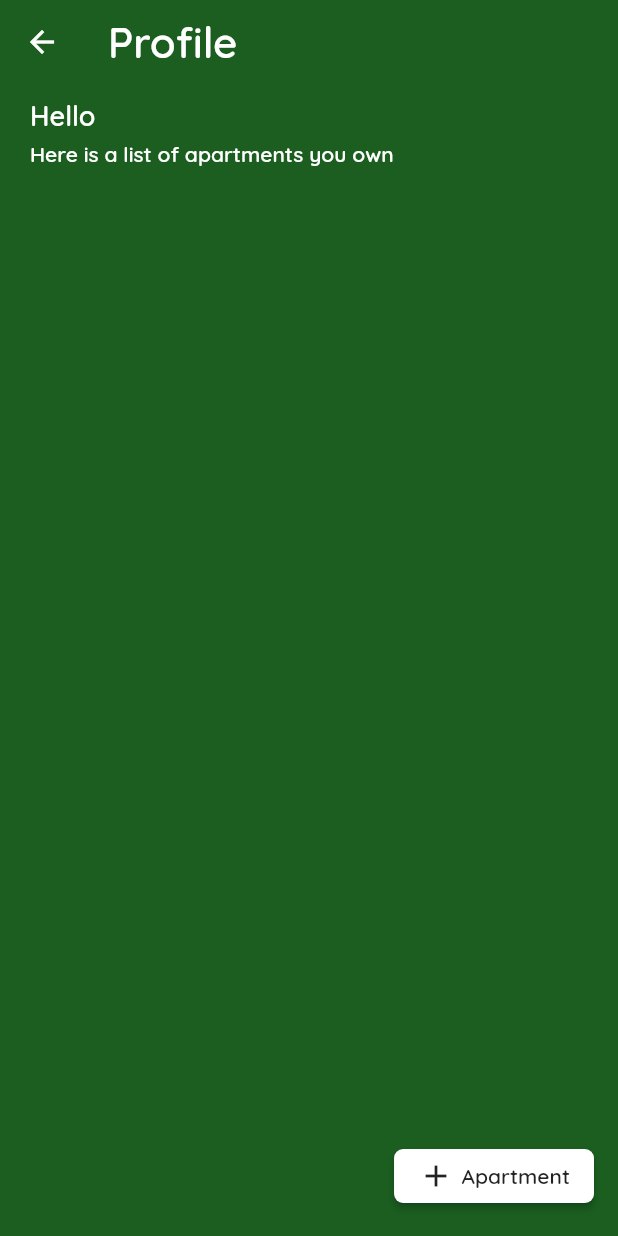
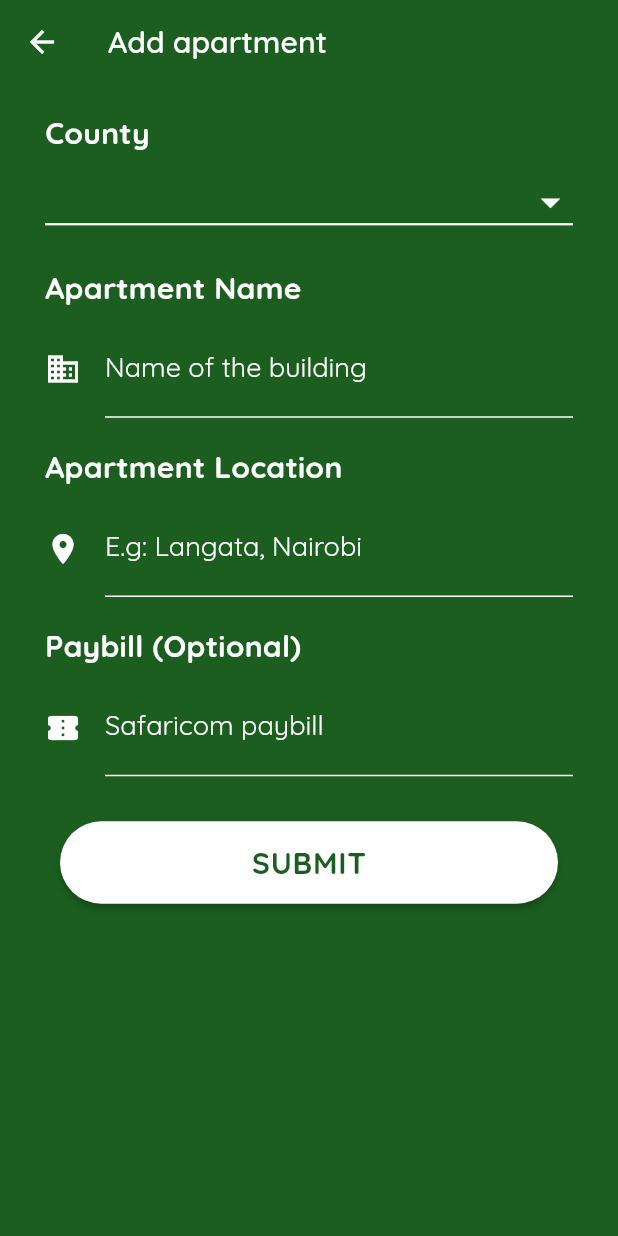
Before and after one commit to CarltonK/property_management, a Flutter app: the OwnerProf screen opened directly with empty values, after a tap on "Apartment", on a phone screen of 412 x 824 dp. Run offline on Flutter 3.47's test engine with Material 2 defaults, Android fonts, the light colour scheme and no system bars; our stand-ins replace avatar_glow, cloud_firestore, connectivity, date_picker_timeline, firebase_auth, firebase_crashlytics and 6 more; missing offline and left inert: add_2_calendar, connection_status_bar; accounts and stored records are empty.

Commit message:
Ability to add a new apartment

```diff
--- a/lib/main.dart
+++ b/lib/main.dart
@@ -11,6 +11,7 @@ import 'package:property_management/manager_pages/manager.dart';
 import 'package:property_management/manager_pages/manager_prof.dart';
 import 'package:property_management/manager_pages/record_cash.dart';
 import 'package:property_management/newbie_pages/newbie.dart';
+import 'package:property_management/owner_pages/add_apartment.dart';
 import 'package:property_management/owner_pages/add_listing.dart';
 import 'package:property_management/owner_pages/add_manager.dart';
 import 'package:property_management/owner_pages/owner.dart';
@@ -66,6 +67,7 @@ class MyApp extends StatelessWidget {
         '/view-listings': (context) => ViewListings(),
         '/tenant-verify': (context) => TenantVerify(),
         '/owner_prof': (context) => OwnerProf(),
+        '/add-apartment': (context) => AddApartment(),
         //Manager
         '/manager': (context) => Manager(),
         '/manager-prof': (context) => ManagerProf(),
--- /dev/null
+++ b/lib/owner_pages/add_apartment.dart
@@ -0,0 +1,505 @@
+import 'dart:async';
+
+import 'package:cloud_firestore/cloud_firestore.dart';
+import 'package:flutter/cupertino.dart';
+import 'package:flutter/material.dart';
+import 'package:flutter/services.dart';
+import 'package:flutter_spinkit/flutter_spinkit.dart';
+import 'package:google_fonts/google_fonts.dart';
+import 'package:property_management/models/countymodel.dart';
+
+class AddApartment extends StatefulWidget {
+  @override
+  _AddApartmentState createState() => _AddApartmentState();
+}
+
+class _AddApartmentState extends State<AddApartment> {
+  //Retrieve data from tenant prof
+  Map<String, dynamic> data;
+
+  bool isLoading = true;
+  dynamic result;
+  bool callResponse = false;
+
+  final _formKey = GlobalKey<FormState>();
+
+  final _focuspaybill = FocusNode();
+  final _focusapartment = FocusNode();
+  final _focusLocation = FocusNode();
+
+  void _locationHandler(String value) {
+    _location = value.trim();
+    print('Location: $_location');
+  }
+
+  void _paybillHandler(String value) {
+    _paybill = value.trim();
+    print('Paybill: $_paybill');
+  }
+
+  void _apartmentHandler(String value) {
+    _apartmentName = value.trim();
+    print('Apartment Name: $_apartmentName');
+  }
+
+  int lordCodeGenerator() {
+    var now = DateTime.now();
+    _lordCode = now.microsecondsSinceEpoch;
+    return _lordCode;
+  }
+
+  String _paybill = '', _apartmentName, _location;
+  int _lordCode;
+
+  String countyName;
+
+  List<County> counties = <County>[
+    County(name: 'Nairobi'),
+    County(name: 'Kiambu'),
+    County(name: 'Mombasa'),
+    County(name: 'Kisumu'),
+    County(name: 'Nakuru'),
+//    County(name: 'Kwale'),
+//    County(name: 'Kilifi'),
+//    County(name: 'Tana River'),
+//    County(name: 'Lamu'),
+//    County(name: 'Taita Taveta'),
+//    County(name: 'Garissa'),
+//    County(name: 'Wajir'),
+//    County(name: 'Mandera'),
+//    County(name: 'Marsabit'),
+//    County(name: 'Isiolo'),
+//    County(name: 'Meru'),
+//    County(name: 'Tharaka Nithi'),
+//    County(name: 'Embu'),
+//    County(name: 'Kitui'),
+//    County(name: 'Machakos'),
+//    County(name: 'Makueni'),
+//    County(name: 'Nyandarua'),
+//    County(name: 'Nyeri'),
+//    County(name: 'Kirinyaga'),
+//    County(name: 'Murang\'a'),
+//    County(name: 'Turkana'),
+//    County(name: 'West Pokot'),
+//    County(name: 'Samburu'),
+//    County(name: 'Trans-Nzoia'),
+//    County(name: 'Uasin Gishu'),
+//    County(name: 'Elgeyo Marakwet'),
+//    County(name: 'Nandi'),
+//    County(name: 'Baringo'),
+//    County(name: 'Laikipia'),
+//    County(name: 'Narok'),
+//    County(name: 'Kajiado'),
+//    County(name: 'Kericho'),
+//    County(name: 'Bomet'),
+//    County(name: 'Kakamega'),
+//    County(name: 'Vihiga'),
+//    County(name: 'Bungoma'),
+//    County(name: 'Busia'),
+//    County(name: 'Siaya'),
+//    County(name: 'Homa Bay'),
+//    County(name: 'Migori'),
+//    County(name: 'Kisii'),
+//    County(name: 'Nyamira'),
+  ];
+
+  Widget _dropDownCounties() {
+    return Column(
+      crossAxisAlignment: CrossAxisAlignment.start,
+      children: <Widget>[
+        Text(
+          'County',
+          style: GoogleFonts.quicksand(
+              textStyle: TextStyle(
+                  color: Colors.white,
+                  fontSize: 20,
+                  letterSpacing: .2,
+                  fontWeight: FontWeight.bold)),
+        ),
+        SizedBox(
+          height: 10,
+        ),
+        DropdownButton<String>(
+            underline: Divider(
+              color: Colors.white,
+              height: 3,
+              thickness: 1.5,
+            ),
+            icon: Icon(
+              Icons.arrow_drop_down,
+              color: Colors.white,
+              size: 30,
+            ),
+            isExpanded: true,
+            value: countyName,
+            items: counties.map((map) {
+              return DropdownMenuItem<String>(
+                  value: map.name,
+                  child: Container(
+                    width: MediaQuery.of(context).size.width,
+                    color: Colors.green[900],
+                    padding: EdgeInsets.all(8),
+                    child: Text(map.name,
+                        style: GoogleFonts.quicksand(
+                            textStyle: TextStyle(
+                                fontSize: 20,
+                                color: Colors.white,
+                                fontWeight: FontWeight.bold))),
+                  ));
+            }).toList(),
+            onChanged: (value) {
+              setState(() {
+                countyName = value;
+              });
+              print("County: $countyName");
+            }),
+      ],
+    );
+  }
+
+  Widget _registerApartment() {
+    return Column(
+      crossAxisAlignment: CrossAxisAlignment.start,
+      children: <Widget>[
+        Text(
+          'Apartment Name',
+          style: GoogleFonts.quicksand(
+              textStyle: TextStyle(
+                  color: Colors.white,
+                  fontSize: 20,
+                  letterSpacing: .2,
+                  fontWeight: FontWeight.bold)),
+        ),
+        SizedBox(
+          height: 10,
+        ),
+        TextFormField(
+          autofocus: false,
+          style: GoogleFonts.quicksand(
+              textStyle: TextStyle(color: Colors.white, fontSize: 18)),
+          decoration: InputDecoration(
+              errorStyle: GoogleFonts.quicksand(
+                textStyle: TextStyle(color: Colors.white),
+              ),
+              enabledBorder: UnderlineInputBorder(
+                  borderSide: BorderSide(color: Colors.white)),
+              focusedBorder: UnderlineInputBorder(
+                  borderSide: BorderSide(color: Colors.white, width: 1.5)),
+              errorBorder: UnderlineInputBorder(
+                  borderSide: BorderSide(color: Colors.red)),
+              labelText: 'Name of the building',
+              labelStyle: GoogleFonts.quicksand(
+                  textStyle: TextStyle(color: Colors.white)),
+              icon: Icon(
+                Icons.business,
+                color: Colors.white,
+              )),
+          keyboardType: TextInputType.text,
+          validator: (value) {
+            if (value.isEmpty) {
+              return 'Apartment Name is required';
+            }
+            return null;
+          },
+          onFieldSubmitted: (value) {
+            FocusScope.of(context).requestFocus(_focusLocation);
+          },
+          textInputAction: TextInputAction.next,
+          onSaved: _apartmentHandler,
+        )
+      ],
+    );
+  }
+
+  Widget _registerApartmentLocation() {
+    return Column(
+      crossAxisAlignment: CrossAxisAlignment.start,
+      children: <Widget>[
+        Text(
+          'Apartment Location',
+          style: GoogleFonts.quicksand(
+              textStyle: TextStyle(
+                  color: Colors.white,
+                  fontSize: 20,
+                  letterSpacing: .2,
+                  fontWeight: FontWeight.bold)),
+        ),
+        SizedBox(
+          height: 10,
+        ),
+        TextFormField(
+          autofocus: false,
+          style: GoogleFonts.quicksand(
+              textStyle: TextStyle(color: Colors.white, fontSize: 18)),
+          focusNode: _focusLocation,
+          decoration: InputDecoration(
+              errorStyle: GoogleFonts.quicksand(
+                textStyle: TextStyle(color: Colors.white),
+              ),
+              enabledBorder: UnderlineInputBorder(
+                  borderSide: BorderSide(color: Colors.white)),
+              focusedBorder: UnderlineInputBorder(
+                  borderSide: BorderSide(color: Colors.white, width: 1.5)),
+              errorBorder: UnderlineInputBorder(
+                  borderSide: BorderSide(color: Colors.red)),
+              labelText: 'E.g: Langata, Nairobi',
+              labelStyle: GoogleFonts.quicksand(
+                  textStyle: TextStyle(color: Colors.white)),
+              icon: Icon(
+                Icons.location_on,
+                color: Colors.white,
+              )),
+          keyboardType: TextInputType.text,
+          validator: (value) {
+            if (value.isEmpty) {
+              return 'Apartment location is required';
+            }
+            return null;
+          },
+          onFieldSubmitted: (value) {
+            FocusScope.of(context).requestFocus(_focuspaybill);
+          },
+          textInputAction: TextInputAction.next,
+          onSaved: _locationHandler,
+        )
+      ],
+    );
+  }
+
+  Widget _registerPaybill() {
+    return Column(
+      crossAxisAlignment: CrossAxisAlignment.start,
+      children: <Widget>[
+        Text(
+          'Paybill (Optional)',
+          style: GoogleFonts.quicksand(
+              textStyle: TextStyle(
+                  color: Colors.white,
+                  fontSize: 20,
+                  letterSpacing: .2,
+                  fontWeight: FontWeight.bold)),
+        ),
+        SizedBox(
+          height: 10,
+        ),
+        TextFormField(
+          autofocus: false,
+          style: GoogleFonts.quicksand(
+              textStyle: TextStyle(color: Colors.white, fontSize: 18)),
+          focusNode: _focuspaybill,
+          decoration: InputDecoration(
+              errorStyle: GoogleFonts.quicksand(
+                textStyle: TextStyle(color: Colors.white),
+              ),
+              enabledBorder: UnderlineInputBorder(
+                  borderSide: BorderSide(color: Colors.white)),
+              focusedBorder: UnderlineInputBorder(
+                  borderSide: BorderSide(color: Colors.white, width: 1.5)),
+              errorBorder: UnderlineInputBorder(
+                  borderSide: BorderSide(color: Colors.red)),
+              labelText: 'Safaricom paybill',
+              labelStyle: GoogleFonts.quicksand(
+                  textStyle: TextStyle(color: Colors.white)),
+              icon: Icon(
+                Icons.confirmation_number,
+                color: Colors.white,
+              )),
+          keyboardType: TextInputType.number,
+          validator: (value) {
+            return null;
+          },
+          onFieldSubmitted: (value) {
+            FocusScope.of(context).unfocus();
+          },
+          textInputAction: TextInputAction.done,
+          onSaved: _paybillHandler,
+        )
+      ],
+    );
+  }
+
+  void _submitBtnPressed() async {
+    if (countyName == null) {
+      //Show an action sheet with error
+      showCupertinoModalPopup(
+          context: context,
+          builder: (BuildContext context) {
+            return CupertinoActionSheet(
+                title: Text(
+                  'You have not selected a county',
+                  style: GoogleFonts.quicksand(
+                      textStyle: TextStyle(
+                    fontWeight: FontWeight.w600,
+                    fontSize: 20,
+                    color: Colors.black,
+                  )),
+                ),
+                cancelButton: CupertinoActionSheetAction(
+                    onPressed: () {
+                      Navigator.of(context).pop();
+                    },
+                    child: Text(
+                      'CANCEL',
+                      style: GoogleFonts.muli(
+                          textStyle: TextStyle(
+                              color: Colors.red,
+                              fontSize: 25,
+                              fontWeight: FontWeight.bold)),
+                    )));
+          });
+    } else {
+      if (_formKey.currentState.validate()) {
+        _formKey.currentState.save();
+
+        //Display the Circular Loading Indicator
+        setState(() {
+          isLoading = false;
+        });
+
+        //Save to 'apartments' collection
+        final String collection = 'apartments';
+        //Generate the lordcode
+        _lordCode = lordCodeGenerator();
+        final String docId = _lordCode.toString();
+
+        await Firestore.instance
+            .collection(collection)
+            .document(docId)
+            .setData({
+          "owner": data['firstName'],
+          "add_date": DateTime.now().toLocal(),
+          "county": countyName,
+          "location": _location,
+          "paybill": _paybill,
+          "apartment_name": _apartmentName,
+          "apartment_code": _lordCode
+        });
+
+        FocusScope.of(context).unfocus();
+
+        setState(() {
+          isLoading = true;
+        });
+
+        showCupertinoModalPopup(
+            context: context,
+            builder: (BuildContext context) {
+              return CupertinoActionSheet(
+                title: Text(
+                  'Apartment has been added successfully',
+                  style: GoogleFonts.quicksand(
+                      textStyle: TextStyle(
+                    fontWeight: FontWeight.w600,
+                    fontSize: 20,
+                    color: Colors.black,
+                  )),
+                ),
+                message: SpinKitCircle(
+                  color: Colors.red,
+                  size: 50,
+                ),
+              );
+            });
+
+        Timer(Duration(seconds: 1), () {
+          Navigator.of(context).pop();
+        });
+
+        Timer(Duration(seconds: 2), () {
+          Navigator.of(context).pop();
+        });
+      }
+    }
+  }
+
+  Widget _registerBtn() {
+    return Container(
+      padding: EdgeInsets.symmetric(vertical: 10, horizontal: 10),
+      width: double.infinity,
+      child: isLoading
+          ? RaisedButton(
+              color: Colors.white,
+              onPressed: _submitBtnPressed,
+              padding: EdgeInsets.all(15.0),
+              shape: RoundedRectangleBorder(
+                  borderRadius: BorderRadius.circular(30)),
+              child: Text(
+                'SUBMIT',
+                style: GoogleFonts.quicksand(
+                    textStyle: TextStyle(
+                        color: Colors.green[900],
+                        fontSize: 20,
+                        letterSpacing: 0.5,
+                        fontWeight: FontWeight.bold)),
+              ),
+            )
+          : Center(
+              child: CircularProgressIndicator(
+                backgroundColor: Colors.white,
+                strokeWidth: 3,
+              ),
+            ),
+    );
+  }
+
+  @override
+  Widget build(BuildContext context) {
+    data = ModalRoute.of(context).settings.arguments;
+    print('Apartment Add: $data');
+    return Scaffold(
+      appBar: AppBar(
+        backgroundColor: Colors.green[900],
+        elevation: 0.0,
+        title: Text(
+          'Add apartment',
+          style: GoogleFonts.quicksand(
+              textStyle: TextStyle(fontWeight: FontWeight.w600)),
+        ),
+      ),
+      body: AnnotatedRegion<SystemUiOverlayStyle>(
+        value: SystemUiOverlayStyle.light,
+        child: Stack(
+          children: <Widget>[
+            Container(
+              height: double.infinity,
+              width: double.infinity,
+              color: Colors.green[900],
+            ),
+            Container(
+              height: double.infinity,
+              padding: EdgeInsets.symmetric(horizontal: 30, vertical: 20),
+              child: SingleChildScrollView(
+                physics: AlwaysScrollableScrollPhysics(),
+                child: Form(
+                  key: _formKey,
+                  child: Column(
+                    crossAxisAlignment: CrossAxisAlignment.start,
+                    children: <Widget>[
+                      _dropDownCounties(),
+                      SizedBox(
+                        height: 20,
+                      ),
+                      _registerApartment(),
+                      SizedBox(
+                        height: 20,
+                      ),
+                      _registerApartmentLocation(),
+                      SizedBox(
+                        height: 20,
+                      ),
+                      _registerPaybill(),
+                      SizedBox(
+                        height: 20,
+                      ),
+                      _registerBtn()
+                    ],
+                  ),
+                ),
+              ),
+            )
+          ],
+        ),
+      ),
+    );
+  }
+}
--- a/lib/owner_pages/owner_prof.dart
+++ b/lib/owner_pages/owner_prof.dart
@@ -63,7 +63,8 @@ class _OwnerProfState extends State<OwnerProf> {
                   SizedBox(
                     height: 10,
                   ),
-                  StreamBuilder(
+                  Expanded(
+                    child: StreamBuilder(
                         stream: Firestore.instance
                             .collection('apartments')
                             .where('owner', isEqualTo: data['firstName'])
@@ -71,14 +72,16 @@ class _OwnerProfState extends State<OwnerProf> {
                         builder: (BuildContext context,
                             AsyncSnapshot<QuerySnapshot> snapshot) {
                           if (snapshot.hasData) {
-                          return Row(
+                            return ListView(
                               children: snapshot.data.documents
                                   .map((map) => Container(
+                                        margin:
+                                            EdgeInsets.symmetric(vertical: 5),
                                         decoration: BoxDecoration(
-                                          border:
-                                              Border.all(color: Colors.white)),
-                                      width: MediaQuery.of(context).size.width *
-                                          0.8,
+                                            border: Border.all(
+                                                color: Colors.white)),
+                                        width:
+                                            MediaQuery.of(context).size.width,
                                         child: ListTile(
                                           isThreeLine: true,
                                           title: Text(
@@ -101,8 +104,8 @@ class _OwnerProfState extends State<OwnerProf> {
                                                             TextAlign.center,
                                                         style: GoogleFonts.quicksand(
                                                             textStyle: TextStyle(
-                                                              color:
-                                                                  Colors.black,
+                                                                color: Colors
+                                                                    .black,
                                                                 fontWeight:
                                                                     FontWeight
                                                                         .bold)),
@@ -115,7 +118,8 @@ class _OwnerProfState extends State<OwnerProf> {
                                                                     .pop(),
                                                             child: Text(
                                                               'NO',
-                                                            textAlign: TextAlign
+                                                              textAlign:
+                                                                  TextAlign
                                                                       .center,
                                                               style: GoogleFonts.quicksand(
                                                                   textStyle: TextStyle(
@@ -126,7 +130,8 @@ class _OwnerProfState extends State<OwnerProf> {
                                                                               .bold)),
                                                             )),
                                                         FlatButton(
-                                                          onPressed: () async {
+                                                            onPressed:
+                                                                () async {
                                                               //Delete an apartment
                                                               await Firestore
                                                                   .instance
@@ -135,10 +140,15 @@ class _OwnerProfState extends State<OwnerProf> {
                                                                   .document(map
                                                                       .documentID)
                                                                   .delete();
+
+                                                              Navigator.of(
+                                                                      context)
+                                                                  .pop();
                                                             },
                                                             child: Text(
                                                               'YES',
-                                                            textAlign: TextAlign
+                                                              textAlign:
+                                                                  TextAlign
                                                                       .center,
                                                               style: GoogleFonts.quicksand(
                                                                   textStyle: TextStyle(
@@ -160,7 +170,12 @@ class _OwnerProfState extends State<OwnerProf> {
                                                   'Delete',
                                                   style: GoogleFonts.quicksand(
                                                       textStyle: TextStyle(
-                                                        color: Colors.white)),
+                                                          color: Colors.white,
+                                                          fontWeight:
+                                                              FontWeight.w600)),
+                                                ),
+                                                SizedBox(
+                                                  height: 5,
                                                 ),
                                                 Icon(Icons.delete,
                                                     color: Colors.red)
@@ -194,6 +209,7 @@ class _OwnerProfState extends State<OwnerProf> {
                             color: Colors.white,
                           );
                         }),
+                  ),
                 ],
               ),
             ),
@@ -203,7 +219,8 @@ class _OwnerProfState extends State<OwnerProf> {
       floatingActionButton: MaterialButton(
         splashColor: Colors.greenAccent[700],
         shape: RoundedRectangleBorder(borderRadius: BorderRadius.circular(6)),
-        onPressed: () {},
+        onPressed: () =>
+            Navigator.of(context).pushNamed('/add-apartment', arguments: data),
         color: Colors.white,
         child: Row(
           mainAxisSize: MainAxisSize.min,
@@ -215,7 +232,8 @@ class _OwnerProfState extends State<OwnerProf> {
             Text(
               'Apartment',
               style: GoogleFonts.quicksand(
-                  textStyle: TextStyle(fontWeight: FontWeight.w600)),
+                  textStyle:
+                      TextStyle(fontWeight: FontWeight.w700, fontSize: 15)),
             )
           ],
         ),
```
Lines whose indentation alone changed are shown as unchanged.
